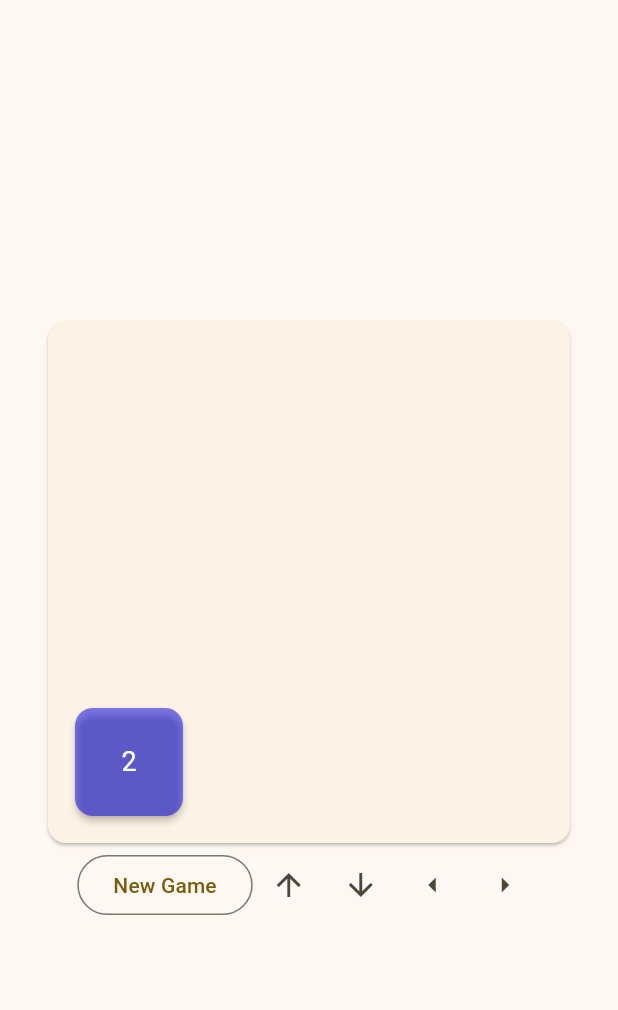
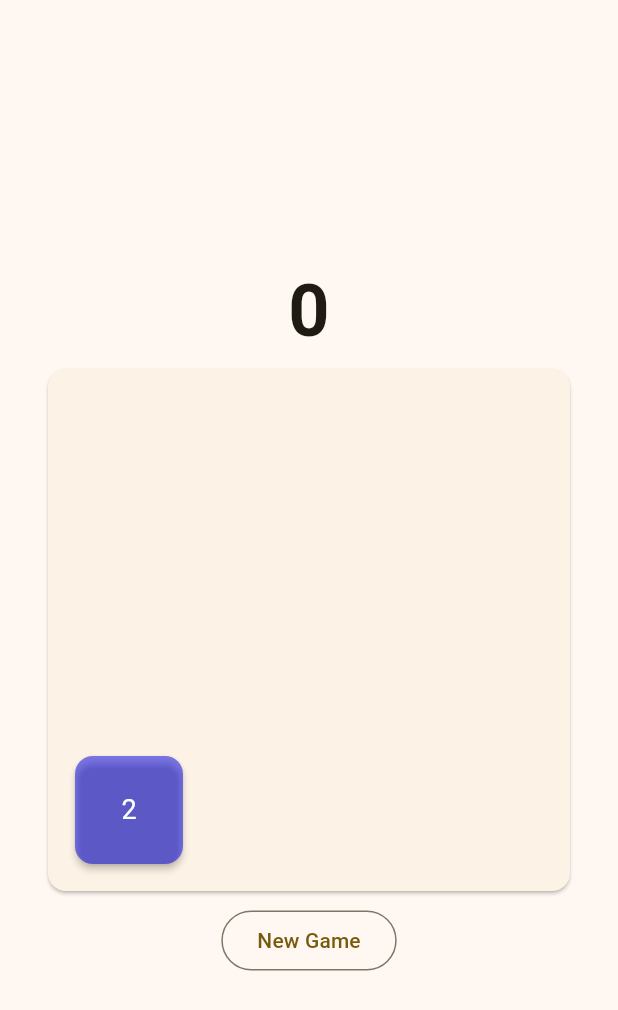
Before and after one commit to selbiew/twenty_forty_eight, a Flutter app: the screen it shows after launch, after a tap on "New Game", on a phone screen of 412 x 824 dp. Shown: the top 1010 px of the screen. Run offline on Flutter 3.47's test engine with Material 3 defaults, Android fonts, the phone set to English and light mode, and no system bars; our stand-ins replace equatable, flutter_bloc.

Commit message:
Add ScoreWidget. Remove arrow buttons.

```diff
--- a/lib/bloc/game_state.dart
+++ b/lib/bloc/game_state.dart
@@ -72,10 +72,13 @@ class GameBoard extends Equatable {
     [null, null, null, null]
   ];
 
-  const GameBoard(this.grid);
-  const GameBoard.fresh() : grid = emptyGrid;
+  const GameBoard(this.grid, this.score);
+  const GameBoard.fresh()
+      : grid = emptyGrid,
+        score = 0;
 
   final Grid<int?> grid;
+  final int score;
 
   @override
   List<Object?> get props => [grid];
@@ -136,6 +139,7 @@ class GameBoard extends Equatable {
 
   GameBoard swipe(Direction direction) {
     Grid<int?> newGrid = grid.copy();
+    int newScore = score;
     switch (direction) {
       case Direction.left || Direction.up:
         for (int i = 0; i < 4; i++) {
@@ -149,6 +153,7 @@ class GameBoard extends Equatable {
             }
 
             if (_canMerge(r, c, direction, newGrid)) {
+              newScore += newGrid[r][c]! * 2;
               _merge(r, c, direction, newGrid);
             }
           }
@@ -190,7 +195,7 @@ class GameBoard extends Equatable {
         break;
     }
 
-    return GameBoard(newGrid);
+    return GameBoard(newGrid, newScore);
   }
 
   GameBoard addTwo() {
@@ -201,10 +206,10 @@ class GameBoard extends Equatable {
         emptyCoordinates[_random.nextInt(emptyCoordinates.length)];
     newGrid[selectedCoordinates.$1][selectedCoordinates.$2] = 2;
 
-    return GameBoard(newGrid);
+    return GameBoard(newGrid, score);
   }
 
   GameBoard copy() {
-    return GameBoard(grid.copy());
+    return GameBoard(grid.copy(), score);
   }
 }
--- a/lib/home_page.dart
+++ b/lib/home_page.dart
@@ -1,7 +1,4 @@
-import 'dart:ui';
-
 import 'package:flutter/material.dart';
-import 'package:flutter/services.dart';
 
 import 'package:flutter_bloc/flutter_bloc.dart';
 import 'package:twenty_forty_eight/bloc/game_bloc.dart';
@@ -28,9 +25,32 @@ class GameView extends StatelessWidget {
   Widget build(BuildContext context) {
     return const Scaffold(
       body: Center(
-        child: TwentyFortyEightBoardView(),
+        child: Column(
+          mainAxisAlignment: MainAxisAlignment.center,
+          children: [
+            ScoreWidget(),
+            TwentyFortyEightBoardView(),
+            ActionsRow(),
+          ],
+        ),
       ),
     );
+  }
+}
+
+class ScoreWidget extends StatelessWidget {
+  const ScoreWidget({Key? key}) : super(key: key);
+
+  @override
+  Widget build(BuildContext context) {
+    return BlocBuilder<GameBloc, GameState>(builder: (context, state) {
+      return Center(
+        child: Text(
+          '${state.gameBoard.score}',
+          style: const TextStyle(fontSize: 48, fontWeight: FontWeight.bold),
+        ),
+      );
+    });
   }
 }
 
@@ -72,7 +92,6 @@ class TwentyFortyEightBoardView extends StatelessWidget {
               child: TileGrid(),
             ),
           ),
-          ActionsRow(),
         ],
       ),
     );
@@ -139,7 +158,9 @@ class ActionsRow extends StatelessWidget {
 
   @override
   Widget build(BuildContext context) {
-    return Row(
+    return Container(
+      padding: const EdgeInsets.fromLTRB(0, 5, 0, 0),
+      child: Row(
         mainAxisAlignment: MainAxisAlignment.center,
         children: [
           OutlinedButton(
@@ -148,23 +169,8 @@ class ActionsRow extends StatelessWidget {
               context.read<GameBloc>().add(const GameStarted()),
             },
           ),
-        IconButton(
-          onPressed: () => context.read<GameBloc>().add(const SwipedUp()),
-          icon: const Icon(Icons.arrow_upward),
+        ],
       ),
-        IconButton(
-          onPressed: () => context.read<GameBloc>().add(const SwipedDown()),
-          icon: const Icon(Icons.arrow_downward),
-        ),
-        IconButton(
-          onPressed: () => context.read<GameBloc>().add(const SwipedLeft()),
-          icon: const Icon(Icons.arrow_left),
-        ),
-        IconButton(
-          onPressed: () => context.read<GameBloc>().add(const SwipedRight()),
-          icon: const Icon(Icons.arrow_right),
-        ),
-      ],
     );
   }
 }
```
Also changed, not shown: 1 other file. Lines whose indentation alone changed are shown as unchanged.
